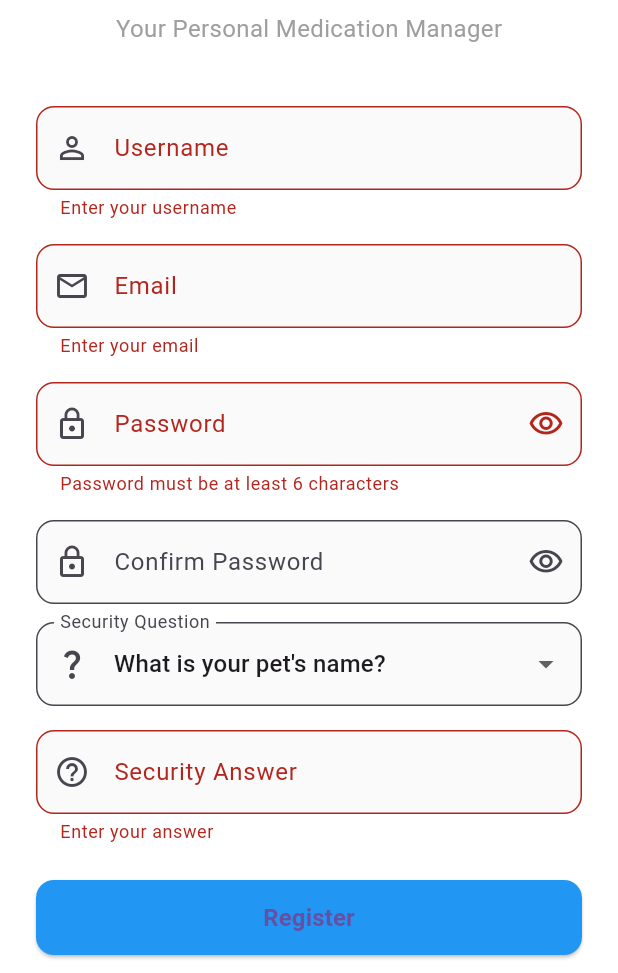
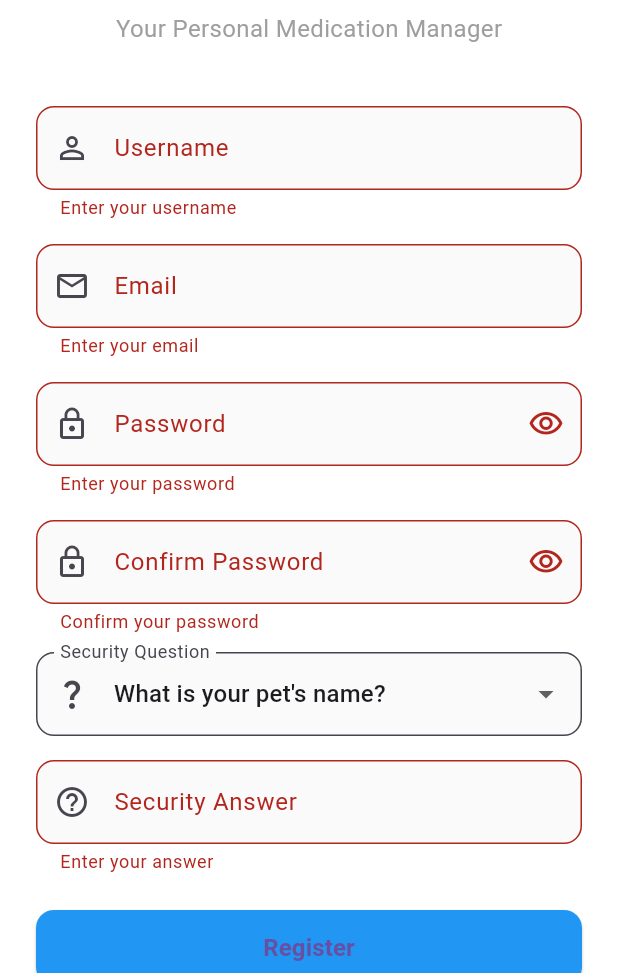
Before and after one commit to YanwithA/meditrace, a Flutter app: the RegisterScreen screen opened by its route, scrolled down 95 dp, after a tap on "Register", on a phone screen of 412 x 824 dp, the part 263-1236 px from its top. Run offline on Flutter 3.47's test engine with Material 3 defaults, Android fonts, the phone set to English and light mode, and no system bars; our stand-ins replace firebase_auth, firebase_core, firebase_database, flutter_image_compress, flutter_local_notifications, geolocator and 3 more; missing offline and left inert: google_mlkit_text_recognition; accounts and stored records are empty.

Commit message:
added validation

```diff
--- a/lib/screens/auth/register_screen.dart
+++ b/lib/screens/auth/register_screen.dart
@@ -24,6 +24,11 @@ class _RegisterScreenState extends State<RegisterScreen> {
   bool _isLoading = false;
   bool _obscurePassword = true;
   bool _obscureConfirm = true;
+
+  // ✅ Strong password validation (≥6 chars, upper, lower, number, special)
+  final RegExp _passwordRegex = RegExp(
+    r'^(?=.*[a-z])(?=.*[A-Z])(?=.*\d)(?=.*[@$!%*?&])[A-Za-z\d@$!%*?&]{6,}$',
+  );
 
   Future<void> _register() async {
     if (_formKey.currentState!.validate()) {
@@ -70,11 +75,22 @@ class _RegisterScreenState extends State<RegisterScreen> {
         } else if (e.code == 'invalid-email') {
           errorMessage = 'The email address is not valid.';
         }
-        ScaffoldMessenger.of(context)
-            .showSnackBar(SnackBar(content: Text(errorMessage)));
+
+        ScaffoldMessenger.of(context).showSnackBar(
+          SnackBar(
+            content: Text(errorMessage),
+            backgroundColor: Colors.redAccent,
+            behavior: SnackBarBehavior.floating,
+          ),
+        );
       } catch (e) {
-        ScaffoldMessenger.of(context)
-            .showSnackBar(SnackBar(content: Text('Registration failed: $e')));
+        ScaffoldMessenger.of(context).showSnackBar(
+          SnackBar(
+            content: Text('Registration failed: $e'),
+            backgroundColor: Colors.redAccent,
+            behavior: SnackBarBehavior.floating,
+          ),
+        );
       }
 
       setState(() => _isLoading = false);
@@ -154,9 +170,16 @@ class _RegisterScreenState extends State<RegisterScreen> {
                     controller: _emailController,
                     label: "Email",
                     prefixIcon: Icons.email_outlined,
-                    validator: (v) => v == null || v.isEmpty
-                        ? 'Enter your email'
-                        : null,
+                    validator: (v) {
+                      if (v == null || v.isEmpty) {
+                        return 'Enter your email';
+                      } else if (!RegExp(
+                          r'^[\w-\.]+@([\w-]+\.)+[\w-]{2,4}$')
+                          .hasMatch(v)) {
+                        return 'Enter a valid email address';
+                      }
+                      return null;
+                    },
                   ),
                   const SizedBox(height: 16),
                   _buildInputField(
@@ -164,16 +187,20 @@ class _RegisterScreenState extends State<RegisterScreen> {
                     label: "Password",
                     prefixIcon: Icons.lock_outline,
                     obscureText: _obscurePassword,
-                    validator: (v) =>
-                    v != null && v.length < 6
-                        ? 'Password must be at least 6 characters'
-                        : null,
+                    validator: (v) {
+                      if (v == null || v.isEmpty) {
+                        return 'Enter your password';
+                      } else if (!_passwordRegex.hasMatch(v)) {
+                        return 'Password must be ≥6 chars, include upper, lower, number & special';
+                      }
+                      return null;
+                    },
                     suffixIcon: IconButton(
                       icon: Icon(_obscurePassword
                           ? Icons.visibility_outlined
                           : Icons.visibility_off_outlined),
-                      onPressed: () =>
-                          setState(() => _obscurePassword = !_obscurePassword),
+                      onPressed: () => setState(
+                              () => _obscurePassword = !_obscurePassword),
                     ),
                   ),
                   const SizedBox(height: 16),
@@ -182,6 +209,12 @@ class _RegisterScreenState extends State<RegisterScreen> {
                     label: "Confirm Password",
                     prefixIcon: Icons.lock_outline,
                     obscureText: _obscureConfirm,
+                    validator: (v) {
+                      if (v == null || v.isEmpty) {
+                        return 'Confirm your password';
+                      }
+                      return null;
+                    },
                     suffixIcon: IconButton(
                       icon: Icon(_obscureConfirm
                           ? Icons.visibility_outlined
--- a/lib/screens/services/notification_service.dart
+++ b/lib/screens/services/notification_service.dart
@@ -127,8 +127,8 @@ class NotificationService {
         : "⏳ $medicineName expires in $daysLeft day${daysLeft > 1 ? 's' : ''}";
 
     // Schedule only ONE notification for today at 9 AM
-    final nextNotifyTime = DateTime(now.year, now.month, now.day, 9, 0);
-    //final nextNotifyTime = now.add(const Duration(seconds: 10)); // triggers in 10s
+    //final nextNotifyTime = DateTime(now.year, now.month, now.day, 9, 0);
+    final nextNotifyTime = now.add(const Duration(seconds: 10)); // triggers in 10s
 
     await _notificationsPlugin.zonedSchedule(
       idBase,
```
Also changed, not shown: lib/screens/auth/forgot_password_screen.dart (+122 -16 lines), lib/screens/auth/login_screen.dart (+47 -26 lines).
